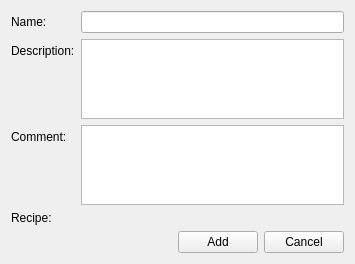
This is client/uiforms/configuration_add.ui in Wolframe/configurator as Qt 5 draws it before an edit. The edited form follows.
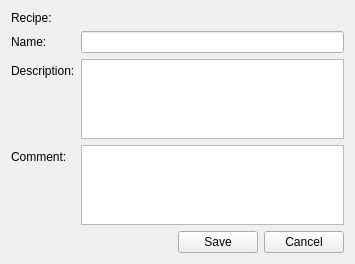
This is the edited form.

Commit message: added "new configiration", tons of fixes in configuration/configurator (problems introduced earlier), visual result not appealing

The edit to the form file:
```diff
--- a/client/uiforms/configuration_add.ui
+++ b/client/uiforms/configuration_add.ui
@@ -17,7 +17,7 @@
    <property name="fieldGrowthPolicy">
     <enum>QFormLayout::AllNonFixedFieldsGrow</enum>
    </property>
-   <item row="0" column="0">
+   <item row="1" column="0">
     <widget class="QLabel" name="label_name">
      <property name="text">
       <string>Name:</string>
@@ -27,14 +27,14 @@
      </property>
     </widget>
    </item>
-   <item row="0" column="1">
+   <item row="1" column="1">
     <widget class="QLineEdit" name="name">
      <property name="initialFocus" stdset="0">
       <bool>true</bool>
      </property>
     </widget>
    </item>
-   <item row="1" column="0">
+   <item row="2" column="0">
     <widget class="QLabel" name="label_description_2">
      <property name="text">
       <string>Description:</string>
@@ -44,7 +44,7 @@
      </property>
     </widget>
    </item>
-   <item row="1" column="1">
+   <item row="2" column="1">
     <widget class="QPlainTextEdit" name="description">
      <property name="maximumSize">
       <size>
@@ -54,7 +54,7 @@
      </property>
     </widget>
    </item>
-   <item row="2" column="0">
+   <item row="3" column="0">
     <widget class="QLabel" name="label_description">
      <property name="text">
       <string>Comment:</string>
@@ -64,7 +64,7 @@
      </property>
     </widget>
    </item>
-   <item row="2" column="1">
+   <item row="3" column="1">
     <widget class="QPlainTextEdit" name="comment">
      <property name="maximumSize">
       <size>
@@ -74,14 +74,7 @@
      </property>
     </widget>
    </item>
-   <item row="3" column="0">
-    <widget class="QLabel" name="label">
-     <property name="text">
-      <string>Recipe:</string>
-     </property>
-    </widget>
-   </item>
-   <item row="4" column="1">
+   <item row="5" column="1">
     <layout class="QHBoxLayout" name="horizontalLayout">
      <item>
       <spacer name="horizontalSpacer">
@@ -99,7 +92,7 @@
      <item>
       <widget class="QPushButton" name="add">
        <property name="text">
-        <string>Add</string>
+        <string>Save</string>
        </property>
        <property name="action" stdset="0">
         <string>createConfiguration configuration {name{{main.name}}; description{{main.description}}; comment{{main.comment}}; recipe{id={main.recipe.id}}}</string>
@@ -127,7 +120,14 @@
      </item>
     </layout>
    </item>
-   <item row="3" column="1">
+   <item row="0" column="0">
+    <widget class="QLabel" name="label">
+     <property name="text">
+      <string>Recipe:</string>
+     </property>
+    </widget>
+   </item>
+   <item row="0" column="1">
     <widget class="QLabel" name="recipe">
      <property name="minimumSize">
       <size>
```
Left out of the diff: 2 changed lines with no effect on the pictures. The commit also changes 11 other files.
